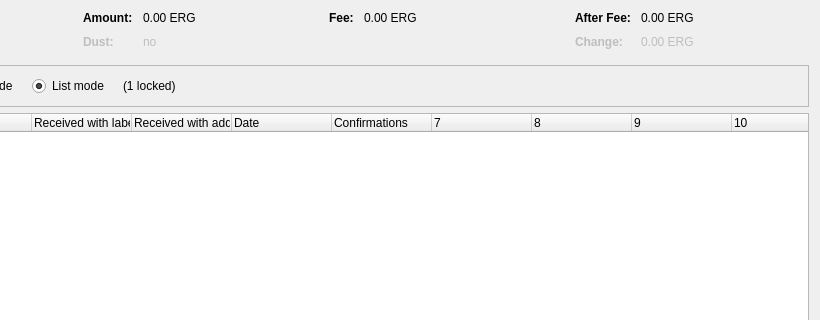
First picture: the form in src/qt/forms/coincontroldialog.ui, repository Ergon-moe/Bitcoin-Static, before the edit; both pictures show x 180 to 1000 and y 0 to 320 of the 1000 by 500 pixel window.
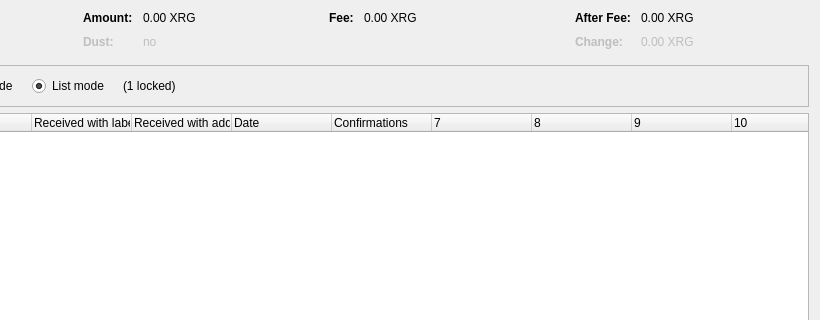
Second picture: the form after the edit. Custom widgets are drawn as their Qt base class.

Diff of the .ui file:
```diff
--- a/src/qt/forms/coincontroldialog.ui
+++ b/src/qt/forms/coincontroldialog.ui
@@ -132,7 +132,7 @@
           <enum>Qt::ActionsContextMenu</enum>
          </property>
          <property name="text">
-          <string notr="true">0.00 ERG</string>
+          <string notr="true">0.00 XRG</string>
          </property>
          <property name="textInteractionFlags">
           <set>Qt::LinksAccessibleByMouse|Qt::TextSelectableByKeyboard|Qt::TextSelectableByMouse</set>
@@ -212,7 +212,7 @@
           <enum>Qt::ActionsContextMenu</enum>
          </property>
          <property name="text">
-          <string notr="true">0.00 ERG</string>
+          <string notr="true">0.00 XRG</string>
          </property>
          <property name="textInteractionFlags">
           <set>Qt::LinksAccessibleByMouse|Qt::TextSelectableByKeyboard|Qt::TextSelectableByMouse</set>
@@ -257,7 +257,7 @@
           <enum>Qt::ActionsContextMenu</enum>
          </property>
          <property name="text">
-          <string notr="true">0.00 ERG</string>
+          <string notr="true">0.00 XRG</string>
          </property>
          <property name="textInteractionFlags">
           <set>Qt::LinksAccessibleByMouse|Qt::TextSelectableByKeyboard|Qt::TextSelectableByMouse</set>
@@ -292,7 +292,7 @@
           <enum>Qt::ActionsContextMenu</enum>
          </property>
          <property name="text">
-          <string notr="true">0.00 ERG</string>
+          <string notr="true">0.00 XRG</string>
          </property>
          <property name="textInteractionFlags">
           <set>Qt::LinksAccessibleByMouse|Qt::TextSelectableByKeyboard|Qt::TextSelectableByMouse</set>
```
